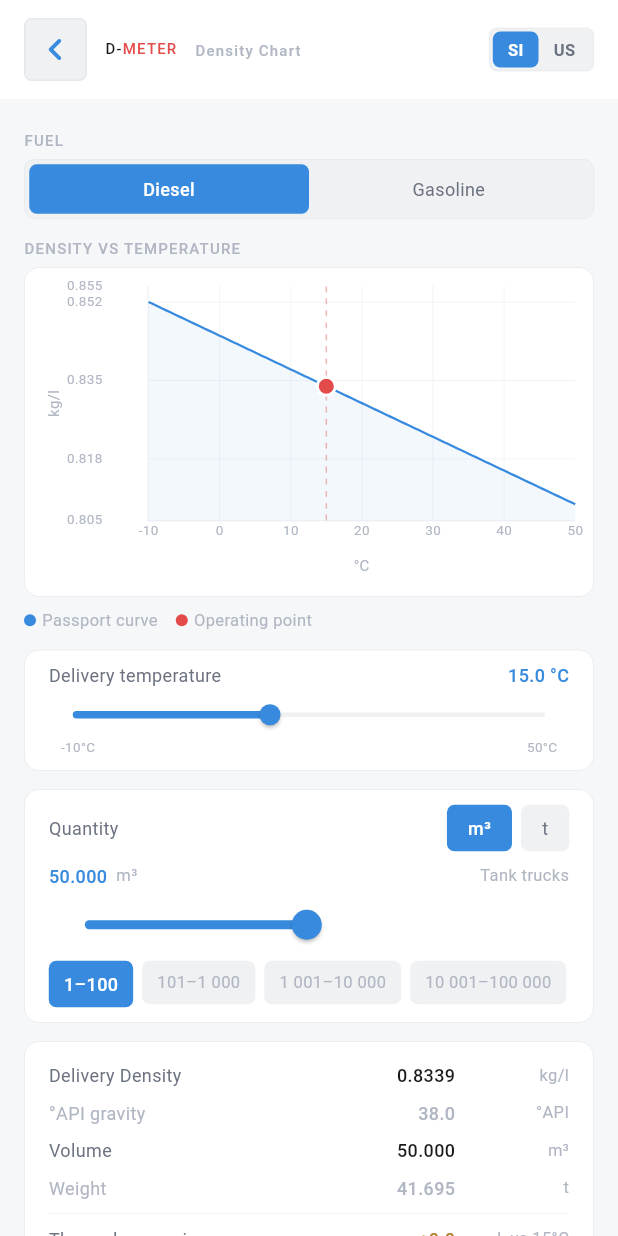
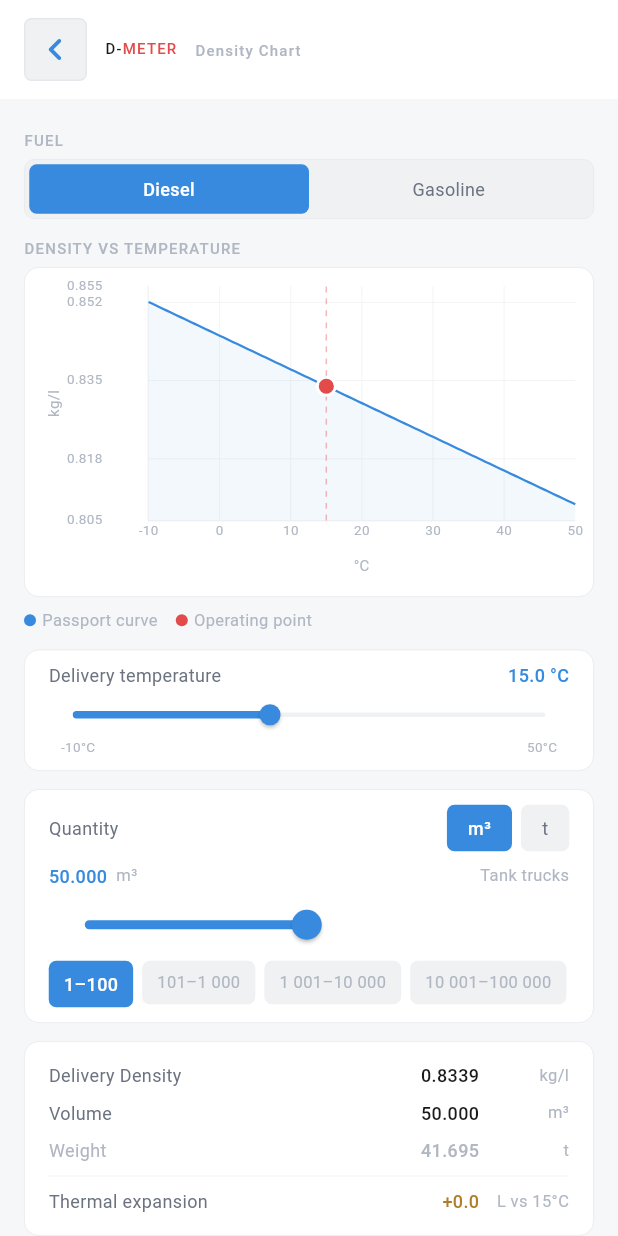
Before and after one commit to Kokarev/d-meter, a Flutter app: the _View screen opened directly, on a phone screen of 412 x 824 dp. Run offline on Flutter 3.47's test engine with Material 3 defaults, Android fonts, the phone set to English and light mode, and no system bars; our stand-ins replace package_info_plus, shared_preferences; accounts and stored records are empty.

Commit message:
revert: restore EU visualization after incomplete US units patch

```diff
--- a/lib/features/calculator/ui/widgets/density_chart.dart
+++ b/lib/features/calculator/ui/widgets/density_chart.dart
@@ -3,7 +3,6 @@ import 'package:flutter/material.dart';
 import '../../../../core/tokens.dart';
 import '../../models/density_point.dart';
 import '../../services/density_curve_service.dart';
-import '../../../visualization/utils/unit_converter.dart';
 
 /// График плотности vs температуры.
 ///
@@ -16,39 +15,27 @@ import '../../../visualization/utils/unit_converter.dart';
 class DensityChart extends StatelessWidget {
   final List<DensityPoint> curve;
   final DensityPoint operatingPoint;
-  final DensityPoint? referencePoint;
   final DensityPoint? mixturePoint;
   final double height;
-  final UnitSystem unitSystem;
 
   const DensityChart({
     super.key,
     required this.curve,
     required this.operatingPoint,
-    this.referencePoint,
     this.mixturePoint,
     this.height = 220,
-    this.unitSystem = UnitSystem.metric,
   });
 
   @override
   Widget build(BuildContext context) {
     if (curve.isEmpty) return const SizedBox.shrink();
 
-    final rawRange = DensityCurveService.densityRange(curve);
-    final isApi = unitSystem == UnitSystem.us;
-    final range = isApi
-        ? (min: UnitConverter.kglToApi(rawRange.max),
-           max: UnitConverter.kglToApi(rawRange.min))
-        : rawRange;
+    final range = DensityCurveService.densityRange(curve);
     final minTemp = curve.first.tempC;
     final maxTemp = curve.last.tempC;
 
-    double yVal(double kgl) =>
-        isApi ? UnitConverter.kglToApi(kgl) : kgl;
-
     final passportSpots =
-        curve.map((p) => FlSpot(p.tempC, yVal(p.densityKgL))).toList();
+        curve.map((p) => FlSpot(p.tempC, p.densityKgL)).toList();
 
     return Container(
       height: height,
@@ -69,7 +56,6 @@ class DensityChart extends StatelessWidget {
           range: range,
           minTemp: minTemp,
           maxTemp: maxTemp,
-          isApi: isApi,
         ),
         duration: const Duration(milliseconds: 150),
       ),
@@ -81,7 +67,6 @@ class DensityChart extends StatelessWidget {
     required ({double min, double max}) range,
     required double minTemp,
     required double maxTemp,
-    bool isApi = false,
   }) {
     final tInterval = (maxTemp - minTemp) / 6;
     final dInterval = (range.max - range.min) / 3;
@@ -103,9 +88,8 @@ class DensityChart extends StatelessWidget {
       ),
       titlesData: FlTitlesData(
         bottomTitles: AxisTitles(
-          axisNameWidget: Text(
-              isApi ? '°F' : '°C',
-              style: AppText.detailUnit.copyWith(fontSize: 10)),
+          axisNameWidget:
+              Text('°C', style: AppText.detailUnit.copyWith(fontSize: 10)),
           sideTitles: SideTitles(
             showTitles: true,
             interval: tInterval,
@@ -117,15 +101,14 @@ class DensityChart extends StatelessWidget {
           ),
         ),
         leftTitles: AxisTitles(
-          axisNameWidget: Text(
-              isApi ? '°API' : 'kg/l',
-              style: AppText.detailUnit.copyWith(fontSize: 10)),
+          axisNameWidget:
+              Text('kg/l', style: AppText.detailUnit.copyWith(fontSize: 10)),
           sideTitles: SideTitles(
             showTitles: true,
             interval: dInterval,
             reservedSize: 54,
             getTitlesWidget: (val, _) => Text(
-              isApi ? val.toStringAsFixed(1) : val.toStringAsFixed(3),
+              val.toStringAsFixed(3),
               style: AppText.detailUnit.copyWith(fontSize: 9),
             ),
           ),
--- a/lib/features/calculator/ui/widgets/thermal_info_panel.dart
+++ b/lib/features/calculator/ui/widgets/thermal_info_panel.dart
@@ -1,17 +1,15 @@
 import 'package:flutter/material.dart';
 import '../../../../core/tokens.dart';
 import '../../models/thermal_state.dart';
-import '../../../visualization/utils/unit_converter.dart';
 
-/// Панель live-результатов при движении слайдера.
-/// Поддерживает metric и US единицы через [unitSystem].
+/// Панель live-результатов при движении слайдера:
+/// Density / Volume / Mass / Thermal expansion.
 class ThermalInfoPanel extends StatelessWidget {
   final ThermalState state;
   final String labelDensity;
   final String labelVolume;
   final String labelMass;
   final String labelExpansion;
-  final UnitSystem unitSystem;
 
   const ThermalInfoPanel({
     super.key,
@@ -20,20 +18,13 @@ class ThermalInfoPanel extends StatelessWidget {
     required this.labelVolume,
     required this.labelMass,
     required this.labelExpansion,
-    this.unitSystem = UnitSystem.metric,
   });
 
   @override
   Widget build(BuildContext context) {
-    final sys = unitSystem;
-    final expansionVal = UnitConverter.formatExpansion(
-        state.thermalExpansionL, sys);
-    final expColor = state.thermalExpansionL >= 0
-        ? AppColors.warning
-        : AppColors.accent;
-
-    // API gravity row (US only)
-    final apiVal = UnitConverter.kglToApi(state.densityKgL);
+    final isExpanded   = state.thermalExpansionL >= 0;
+    final expColor     = isExpanded ? AppColors.warning : AppColors.accent;
+    final expSign      = isExpanded ? '+' : '';
 
     return Container(
       padding: AppSpacing.cardPadding,
@@ -44,48 +35,25 @@ class ThermalInfoPanel extends StatelessWidget {
       ),
       child: Column(
         children: [
-          // Delivery density
-          _Row(
-            label: labelDensity,
-            value: UnitConverter.formatDensity(state.densityKgL, sys),
-            unit:  UnitConverter.densityUnit(sys),
-          ),
-          // API gravity — metric показывает дополнительно, US — основная
-          if (sys == UnitSystem.us)
-            _Row(
-              label: 'Density kg/l',
-              value: state.densityKgL.toStringAsFixed(4),
-              unit:  'kg/l',
-              muted: true,
-            )
-          else
-            _Row(
-              label: '°API gravity',
-              value: apiVal.toStringAsFixed(1),
-              unit:  '°API',
-              muted: true,
-            ),
-          // Volume
-          _Row(
-            label: labelVolume,
-            value: UnitConverter.formatVolume(state.volumeM3, sys),
-            unit:  UnitConverter.volumeUnit(sys),
-          ),
-          // Mass
-          _Row(
-            label: labelMass,
-            value: UnitConverter.formatMass(state.massT, sys),
-            unit:  UnitConverter.massUnit(sys),
-            muted: true,
-          ),
+          _Row(label: labelDensity,
+               value: state.densityKgL.toStringAsFixed(4),
+               unit:  'kg/l'),
+          _Row(label: labelVolume,
+               value: state.volumeM3.toStringAsFixed(3),
+               unit:  'm³'),
+          _Row(label: labelMass,
+               value: state.massT.toStringAsFixed(3),
+               unit:  't',
+               muted: true),
           const SizedBox(height: AppSpacing.xs),
-          const Divider(height: 1, thickness: 0.5, color: AppColors.divider),
+          const Divider(height: 1, thickness: 0.5,
+              color: AppColors.divider),
           const SizedBox(height: AppSpacing.xs),
-          // Thermal expansion
           _Row(
             label:      labelExpansion,
-            value:      expansionVal,
-            unit:       UnitConverter.expansionUnit(sys),
+            value:
+                '$expSign${state.thermalExpansionL.toStringAsFixed(1)}',
+            unit:       'L vs 15°C',
             valueColor: expColor,
           ),
         ],
@@ -112,7 +80,8 @@ class _Row extends StatelessWidget {
   @override
   Widget build(BuildContext context) {
     return Padding(
-      padding: const EdgeInsets.symmetric(vertical: AppSpacing.detailRowV),
+      padding: const EdgeInsets.symmetric(
+          vertical: AppSpacing.detailRowV),
       child: Row(
         children: [
           Expanded(
@@ -123,13 +92,15 @@ class _Row extends StatelessWidget {
           Text(
             value,
             style: AppText.detailValue.copyWith(
-              color: valueColor ?? (muted ? AppColors.textHint : null),
-              fontFeatures: const [FontFeature.tabularFigures()],
+              color: valueColor ??
+                     (muted ? AppColors.textHint : null),
+              fontFeatures:
+                  const [FontFeature.tabularFigures()],
             ),
           ),
           const SizedBox(width: 4),
           SizedBox(
-            width: 72,
+            width: 56,
             child: Text(unit,
                 style: AppText.detailUnit,
                 textAlign: TextAlign.right),
--- a/lib/features/visualization/state/visualization_state.dart
+++ b/lib/features/visualization/state/visualization_state.dart
@@ -1,5 +1,4 @@
 import 'package:flutter/foundation.dart';
-import '../utils/unit_converter.dart';
 
 import '../../../core/fuel_grade.dart';
 import '../../calculator/models/density_point.dart';
@@ -62,7 +61,6 @@ class VisualizationState extends ChangeNotifier {
   QuantityUnit _qUnit = QuantityUnit.m3;
   QuantityRange _qRange = QuantityRange.r1to100;
   double _qValue = 50.0;
-  UnitSystem _unitSystem = UnitSystem.metric;
 
   late List<DensityPoint> _passportCurve;
   late ThermalState _thermalState;
@@ -100,7 +98,6 @@ class VisualizationState extends ChangeNotifier {
   QuantityUnit get quantityUnit => _qUnit;
   QuantityRange get quantityRange => _qRange;
   double get quantityValue => _qValue;
-  UnitSystem get unitSystem => _unitSystem;
 
   double get massT => _thermalState.massT;
 
@@ -140,12 +137,6 @@ class VisualizationState extends ChangeNotifier {
   void setQuantityValue(double value) {
     _qValue = _qRange.clamp(value);
     _thermalState = _computeState(_sliderT);
-    notifyListeners();
-  }
-
-  void setUnitSystem(UnitSystem sys) {
-    if (sys == _unitSystem) return;
-    _unitSystem = sys;
     notifyListeners();
   }
 
--- a/lib/features/visualization/ui/density_visualization_screen.dart
+++ b/lib/features/visualization/ui/density_visualization_screen.dart
@@ -10,7 +10,6 @@ import '../../calculator/ui/widgets/density_chart.dart';
 import '../../calculator/ui/widgets/density_slider.dart';
 import '../../calculator/ui/widgets/thermal_info_panel.dart';
 import '../state/visualization_state.dart';
-import '../utils/unit_converter.dart';
 
 class DensityVisualizationScreen extends StatelessWidget {
   const DensityVisualizationScreen({super.key});
@@ -61,7 +60,6 @@ class _VizHeader extends StatelessWidget {
   @override
   Widget build(BuildContext context) {
     final isWide = MediaQuery.of(context).size.width >= 600;
-    final state  = context.watch<VisualizationState>();
 
     return Container(
       color: AppColors.surface,
@@ -135,11 +133,6 @@ class _VizHeader extends StatelessWidget {
               icon: const Icon(Icons.chevron_left_rounded),
               label: const Text('Calculator'),
             ),
-          const SizedBox(width: AppSpacing.xs),
-          _SystemToggle(
-            isUs:      state.unitSystem == UnitSystem.us,
-            onChanged: state.setUnitSystem,
-          ),
         ],
       ),
     );
@@ -178,9 +171,8 @@ class _Body extends StatelessWidget {
         Text(l.vizChartTitle.toUpperCase(), style: AppText.sectionLabel),
         const SizedBox(height: AppSpacing.xs + 2),
         DensityChart(
-          curve:          state.passportCurve,
+          curve: state.passportCurve,
           operatingPoint: operatingPoint,
-          unitSystem:     state.unitSystem,
         ),
         const SizedBox(height: AppSpacing.sm),
         Row(
@@ -211,7 +203,6 @@ class _Body extends StatelessWidget {
           labelVolume: l.detailVolume,
           labelMass: l.detailWeight,
           labelExpansion: l.vizThermalExpansion,
-          unitSystem:     state.unitSystem,
         ),
         const SizedBox(height: AppSpacing.xl),
       ],
@@ -439,63 +430,3 @@ class _LegendDot extends StatelessWidget {
     );
   }
 }
-
-// ── Unit system toggle ────────────────────────────────────────────────────────
-
-class _SystemToggle extends StatelessWidget {
-  final bool isUs;
-  final ValueChanged<UnitSystem> onChanged;
-  const _SystemToggle({required this.isUs, required this.onChanged});
-
-  @override
-  Widget build(BuildContext context) {
-    return Container(
-      padding: const EdgeInsets.all(2),
-      decoration: BoxDecoration(
-        color:        AppColors.surfaceAlt,
-        borderRadius: AppRadii.smAll,
-        border: Border.all(color: AppColors.border, width: 0.5),
-      ),
-      child: Row(
-        mainAxisSize: MainAxisSize.min,
-        children: [
-          _SysChip(label: 'SI', active: !isUs,
-              onTap: () => onChanged(UnitSystem.metric)),
-          _SysChip(label: 'US', active: isUs,
-              onTap: () => onChanged(UnitSystem.us)),
-        ],
-      ),
-    );
-  }
-}
-
-class _SysChip extends StatelessWidget {
-  final String       label;
-  final bool         active;
-  final VoidCallback onTap;
-  const _SysChip({required this.label, required this.active,
-                  required this.onTap});
-
-  @override
-  Widget build(BuildContext context) {
-    return GestureDetector(
-      onTap: onTap,
-      child: AnimatedContainer(
-        duration: const Duration(milliseconds: 150),
-        padding: const EdgeInsets.symmetric(
-            horizontal: AppSpacing.sm + 2, vertical: 4),
-        decoration: BoxDecoration(
-          color:        active ? AppColors.accent : Colors.transparent,
-          borderRadius: AppRadii.smAll,
-        ),
-        child: Text(label,
-          style: TextStyle(
-            fontSize:   11,
-            fontWeight: FontWeight.w600,
-            color: active ? Colors.white : AppColors.textSecondary,
-          ),
-        ),
-      ),
-    );
-  }
-}
--- a/lib/features/visualization/utils/unit_converter.dart
+++ /dev/null
@@ -1,74 +0,0 @@
-enum UnitSystem { metric, us }
-
-abstract final class UnitConverter {
-  static const double m3PerBbl = 0.158987;
-  static const double bblPerM3 = 1.0 / m3PerBbl;
-
-  static double m3ToBbl(double m3)  => m3 * bblPerM3;
-  static double bblToM3(double bbl) => bbl * m3PerBbl;
-
-  static const double shortTonsPerTonne = 1.10231;
-  static double tonnesToShortTons(double t) => t * shortTonsPerTonne;
-
-  // API gravity: SG at 60°F/60°F; water at 60°F ≈ 0.9991 kg/l
-  static double kglToApi(double densityKgL) {
-    if (densityKgL <= 0) return 0;
-    final sg = densityKgL / 0.9991;
-    return 141.5 / sg - 131.5;
-  }
-
-  static double apiToKgl(double api) {
-    if (api <= -131.5) return 0;
-    final sg = 141.5 / (api + 131.5);
-    return sg * 0.9991;
-  }
-
-  static double cToF(double c) => c * 9 / 5 + 32;
-  static double fToC(double f) => (f - 32) * 5 / 9;
-  static double lToBbl(double liters) => liters / 158.987;
-
-  // ── Formatted strings ─────────────────────────────────────────────────────
-
-  static String formatDensity(double kgl, UnitSystem sys) {
-    if (sys == UnitSystem.us) return '${kglToApi(kgl).toStringAsFixed(1)}°';
-    return kgl.toStringAsFixed(4);
-  }
-  static String densityUnit(UnitSystem sys) =>
-      sys == UnitSystem.us ? '°API' : 'kg/l';
-
-  static String formatVolume(double m3, UnitSystem sys) {
-    if (sys == UnitSystem.us) {
-      final b = m3ToBbl(m3);
-      return b >= 1000 ? b.toStringAsFixed(0) : b.toStringAsFixed(1);
-    }
-    return m3.toStringAsFixed(3);
-  }
-  static String volumeUnit(UnitSystem sys) =>
-      sys == UnitSystem.us ? 'bbl' : 'm³';
-
-  static String formatMass(double t, UnitSystem sys) {
-    if (sys == UnitSystem.us) return tonnesToShortTons(t).toStringAsFixed(1);
-    return t.toStringAsFixed(3);
-  }
-  static String massUnit(UnitSystem sys) =>
-      sys == UnitSystem.us ? 'ST' : 't';
-
-  static String formatTemp(double c, UnitSystem sys) {
-    if (sys == UnitSystem.us) return '${cToF(c).toStringAsFixed(1)} °F';
-    return '${c.toStringAsFixed(1)} °C';
-  }
-  static String tempUnit(UnitSystem sys) =>
-      sys == UnitSystem.us ? '°F' : '°C';
-  static String refTemp(UnitSystem sys) =>
-      sys == UnitSystem.us ? '60°F' : '15°C';
-
-  static String formatExpansion(double liters, UnitSystem sys) {
-    final sign = liters >= 0 ? '+' : '';
-    if (sys == UnitSystem.us) {
-      return '$sign${lToBbl(liters).toStringAsFixed(2)}';
-    }
-    return '$sign${liters.toStringAsFixed(1)}';
-  }
-  static String expansionUnit(UnitSystem sys) =>
-      sys == UnitSystem.us ? 'bbl vs 60°F' : 'L vs 15°C';
-}
```
